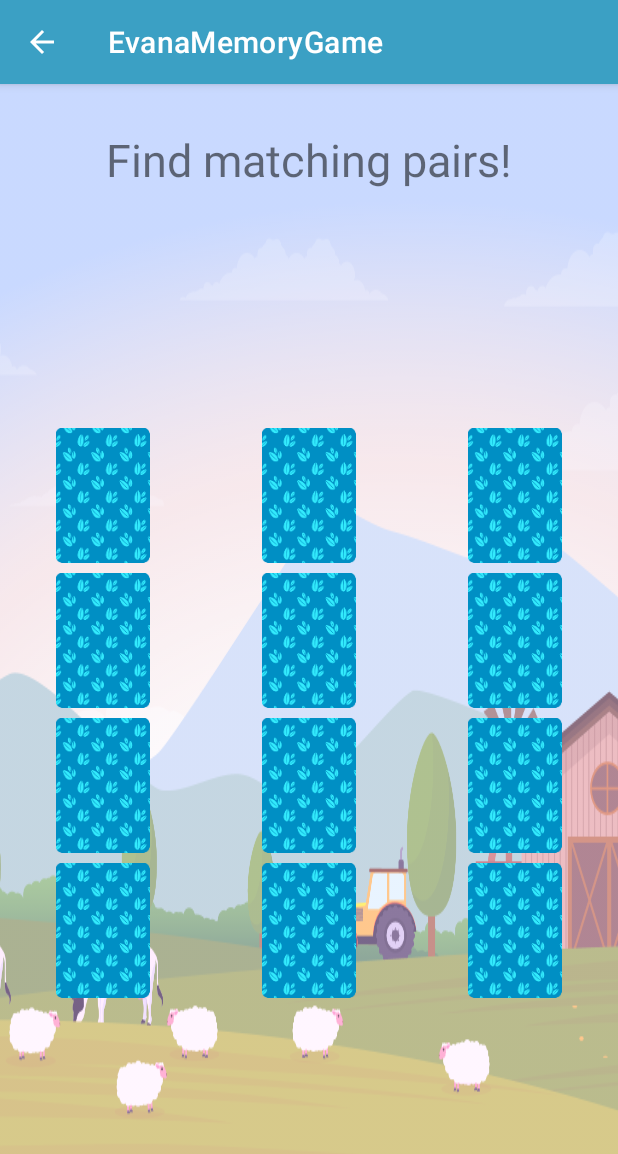
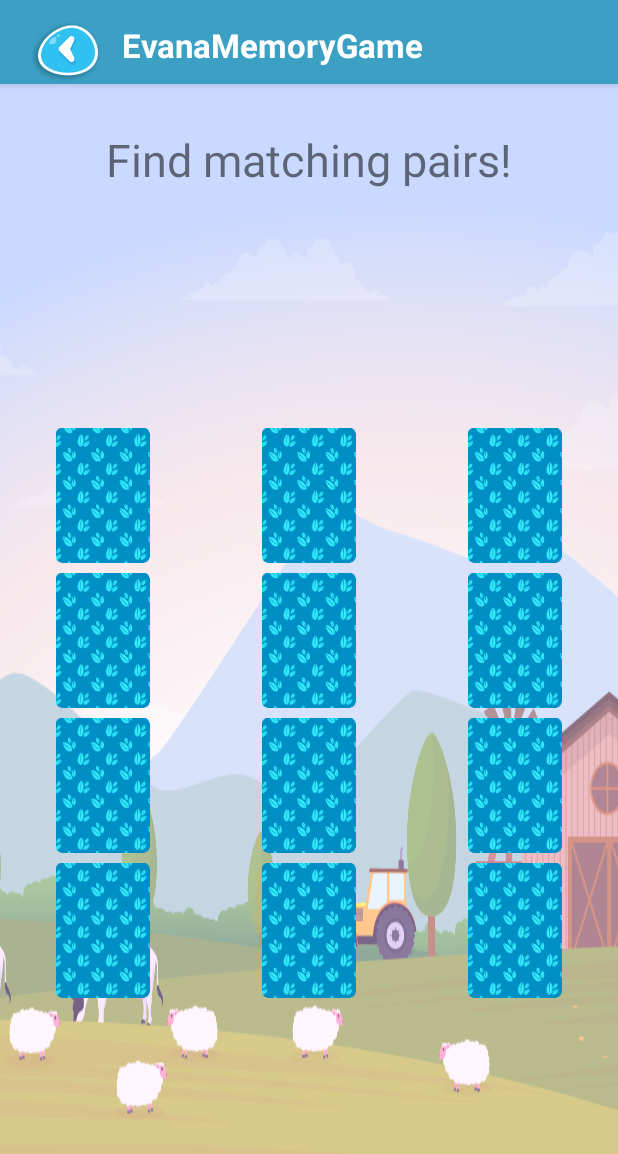
Before and after one commit to EvanaPuig/Evana-Memory-Game, an Android app: the GameActivity screen opened directly, with no data from a screen before it, on a phone screen of 412 x 824 dp. Shown: the top 1154 px of the screen. Run offline under Robolectric (Android 15) with nearby library versions, the light colour scheme and no system bars.

Commit message:
Adds the back button for the game screen

```diff
--- a/app/src/main/java/com/evanamargain/android/evanamemorygame/view/activities/GameActivity.kt
+++ b/app/src/main/java/com/evanamargain/android/evanamemorygame/view/activities/GameActivity.kt
@@ -2,16 +2,20 @@ package com.evanamargain.android.evanamemorygame.view.activities
 
 import android.os.Bundle
 import android.util.Log
+import android.view.LayoutInflater
+import android.view.View
+import android.widget.Toast
 import androidx.appcompat.app.AppCompatActivity
 import androidx.lifecycle.Observer
 import androidx.lifecycle.ViewModelProvider
 import androidx.recyclerview.widget.GridLayoutManager
 import com.evanamargain.android.evanamemorygame.R
-import com.evanamargain.android.evanamemorygame.model.Card
 import com.evanamargain.android.evanamemorygame.model.GameConfig
 import com.evanamargain.android.evanamemorygame.view.adapters.GameGridAdapter
 import com.evanamargain.android.evanamemorygame.viewmodel.GameViewModel
 import kotlinx.android.synthetic.main.activity_game.*
+import kotlinx.android.synthetic.main.custom_action_bar_layout.*
+import org.jetbrains.anko.intentFor
 
 
 class GameActivity : AppCompatActivity() {
@@ -24,9 +28,16 @@ class GameActivity : AppCompatActivity() {
         super.onCreate(savedInstanceState)
         setContentView(R.layout.activity_game)
 
-        supportActionBar?.setDisplayHomeAsUpEnabled(true)
+        var actionBar = supportActionBar
+        actionBar?.setDisplayShowHomeEnabled(false)
+        actionBar?.setDisplayShowTitleEnabled(false)
+        val mInflater = LayoutInflater.from(this)
 
-        var actionBar = actionBar
+        val actionBarCustomView: View = mInflater.inflate(R.layout.custom_action_bar_layout, null)
+
+
+        actionBar?.customView = actionBarCustomView;
+        actionBar?.setDisplayShowCustomEnabled(true);
 
 
         model = ViewModelProvider(this)[GameViewModel::class.java]
@@ -44,14 +55,9 @@ class GameActivity : AppCompatActivity() {
             gameGridAdapter = GameGridAdapter(model.allCards.value!!, applicationContext, model)
             game_grid_rv.adapter = gameGridAdapter
         })
-
-
-
-
-
     }
 
-
-
-
+    fun goBack(view: View) {
+        startActivity(intentFor<MenuActivity>())
+    }
 }
--- /dev/null
+++ b/app/src/main/res/layout/custom_action_bar_layout.xml
@@ -0,0 +1,36 @@
+<?xml version="1.0" encoding="utf-8"?>
+<androidx.constraintlayout.widget.ConstraintLayout
+    xmlns:android="http://schemas.android.com/apk/res/android"
+    android:layout_width="match_parent"
+    android:layout_height="match_parent"
+    xmlns:app="http://schemas.android.com/apk/res-auto">
+
+    <ImageButton
+        android:id="@+id/action_bar_back"
+        android:layout_width="wrap_content"
+        android:layout_height="70dp"
+        android:onClick="goBack"
+        android:src="@drawable/back_nav_button"
+        android:background="@android:color/transparent"
+        android:paddingVertical="5dp"
+        android:paddingHorizontal="5dp"
+        app:layout_constraintTop_toTopOf="parent"
+        app:layout_constraintStart_toStartOf="parent"/>
+
+    <TextView
+        android:id="@+id/action_bar_text"
+        android:layout_width="match_parent"
+        android:layout_height="70dp"
+        android:text="@string/app_name"
+        android:layout_marginHorizontal="50dp"
+        android:paddingVertical="15dp"
+        android:paddingHorizontal="15dp"
+        android:textAppearance="?android:attr/textAppearanceLarge"
+        android:textStyle="bold"
+        android:textColor="@color/colorWhite"
+        android:textAlignment="viewStart"
+        app:layout_constraintTop_toTopOf="parent"
+        app:layout_constraintEnd_toEndOf="parent"
+        app:layout_constraintStart_toStartOf="@+id/action_bar_back" />
+
+</androidx.constraintlayout.widget.ConstraintLayout>
--- a/app/src/main/res/values/colors.xml
+++ b/app/src/main/res/values/colors.xml
@@ -6,4 +6,5 @@
   <color name="colorAccent">#7ef2fc</color>
   <color name="backgroundLight">#F5F5F6</color>
   <color name="backgroundMedium">#E1E2E1</color>
+  <color name="colorWhite">#FFFFFF</color>
 </resources>
```
